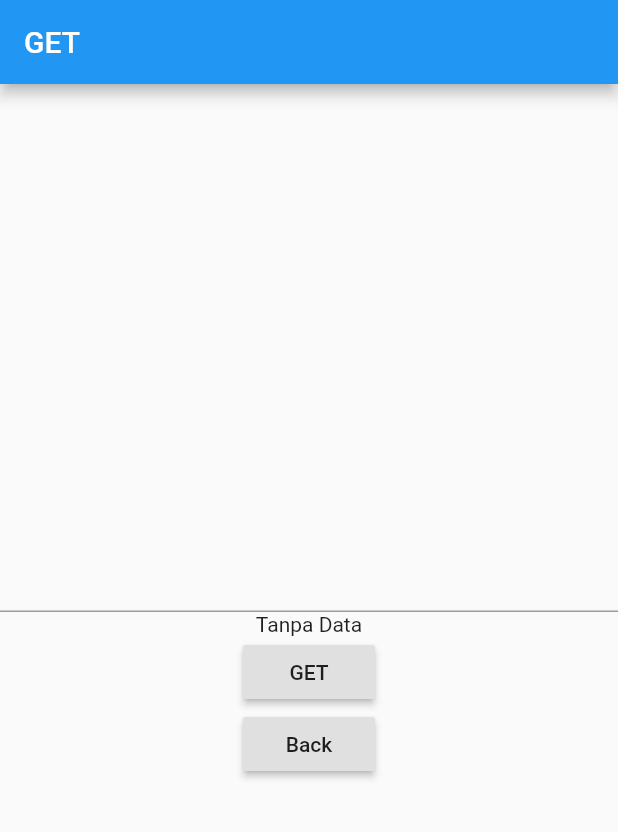
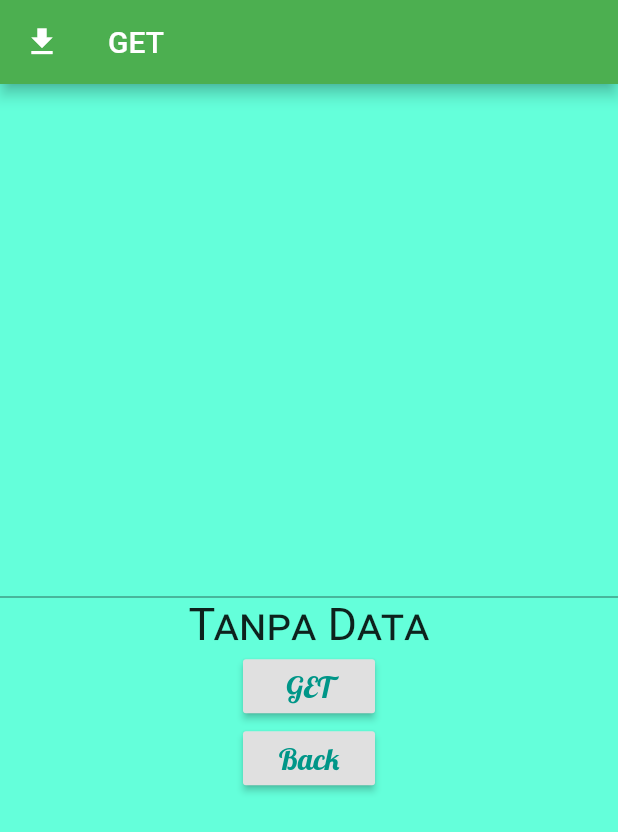
Before and after one commit to CaesarioIga01/Tugas-OL9, a Flutter app: the screen it shows after launch, after a tap on "GET", on a phone screen of 412 x 824 dp. Shown: the top 832 px of the screen. Run offline on Flutter 3.47's test engine with Material 2 defaults, Android fonts, the phone set to English and light mode, and no system bars.

Commit message:
Perubahan Baru

```diff
--- a/lib/second_get.dart
+++ b/lib/second_get.dart
@@ -1,3 +1,5 @@
+import 'dart:ui';
+
 import 'package:flutter/material.dart';
 import 'package:ol9/user_model.dart';
 
@@ -14,8 +16,11 @@ class _SecondGetState extends State<SecondGet> {
   Widget build(BuildContext context) {
     return MaterialApp(
       home: Scaffold(
+        backgroundColor: Colors.tealAccent,
         appBar: AppBar(
+          leading: Icon(Icons.get_app),
           title: Text("GET"),
+          backgroundColor: Colors.green,
         ),
         body: Center(
           child: Column(
@@ -24,7 +29,11 @@ class _SecondGetState extends State<SecondGet> {
               new TextField(
                 controller: text1,
               ),
-              Text((user != null) ? user.id + " | " + user.name : "Tanpa Data"),
+              Text(
+                (user != null) ? user.id + " | " + user.name : "Tanpa Data",
+                style: TextStyle(
+                    fontSize: 30, fontFeatures: [FontFeature.enable('smcp')]),
+              ),
               RaisedButton(
                 onPressed: () {
                   User.connectToAPI(text1.text).then((value) {
@@ -32,10 +41,18 @@ class _SecondGetState extends State<SecondGet> {
                     setState(() {});
                   });
                 },
-                child: Text("GET"),
+                child: Text(
+                  "GET",
+                  style: TextStyle(
+                      fontSize: 20, fontFamily: 'Lobster', color: Colors.teal),
+                ),
               ),
               RaisedButton(
-                child: Text("Back"),
+                child: Text(
+                  "Back",
+                  style: TextStyle(
+                      fontSize: 20, fontFamily: 'Lobster', color: Colors.teal),
+                ),
                 onPressed: () {
                   Navigator.pop(context);
                 },
```
Also changed, not shown: lib/second_post.dart (+14 -4 lines), pubspec.yaml (+4 -4 lines), fonts/Cardo-Regular.ttf (added), fonts/Lobster-Regular.ttf (added).
